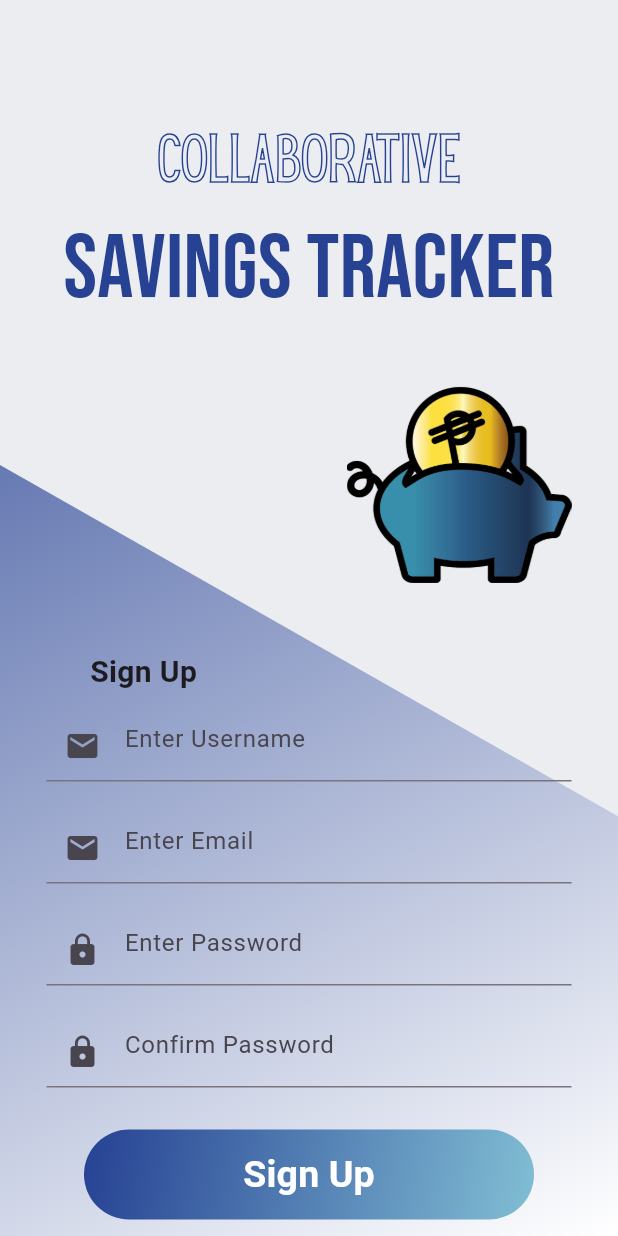
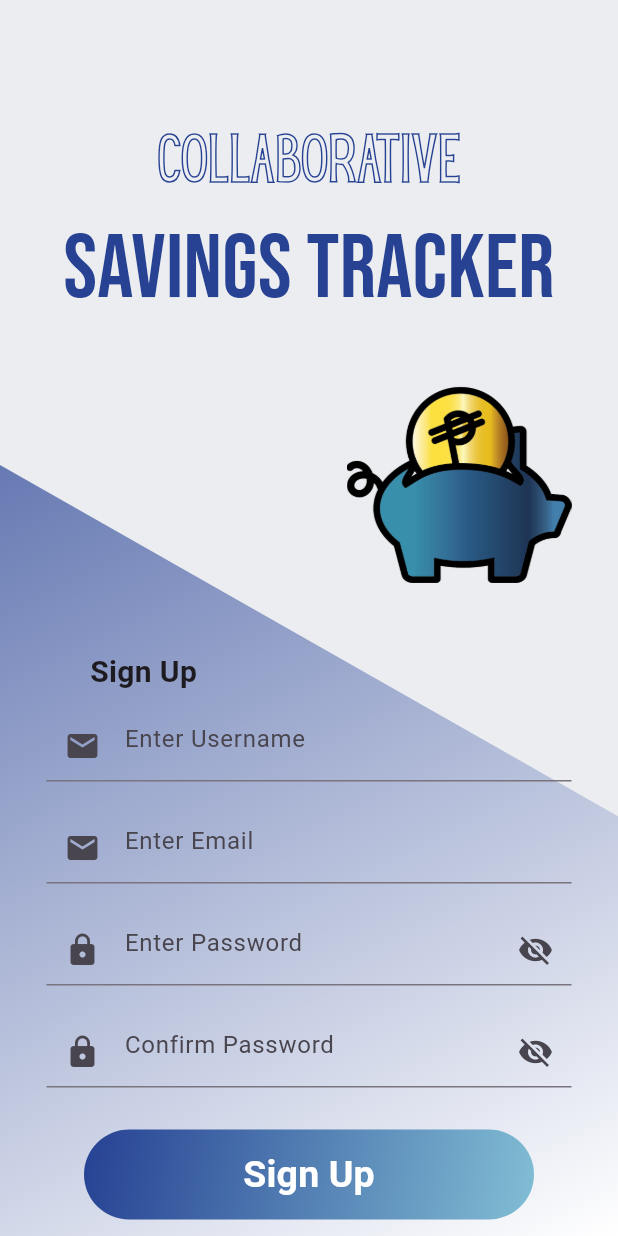
Before and after one commit to ronfrancisco24/Pennywise_Savings-Tracker, a Flutter app: the SignUpPage screen opened directly, on a phone screen of 412 x 824 dp. Run offline on Flutter 3.47's test engine with Material 3 defaults, Android fonts, the phone set to English and light mode, and no system bars; our stand-ins replace cloud_firestore, firebase_auth, firebase_core, firebase_storage, flutter_pw_validator, image_cropper and 1 more; accounts and stored records are empty; network calls fail.

Commit message:
Sign Up Password Validation
Password validation and Show_Hide Password in Sign up

```diff
--- a/lib/authentication/sign_up.dart
+++ b/lib/authentication/sign_up.dart
@@ -2,6 +2,8 @@ import 'package:firebase_auth/firebase_auth.dart';
 import 'package:flutter/material.dart';
 import 'package:savings_2/authentication/sign_in.dart';
 import 'package:savings_2/widgets/rightTrianglePainter.dart';
+import 'package:flutter_pw_validator/flutter_pw_validator.dart';
+
 
 class SignUpPage extends StatefulWidget {
   @override
@@ -18,8 +20,13 @@ class _SignUpPageState extends State<SignUpPage> {
   final TextEditingController usernameController = TextEditingController();
   // final _formKey = GlobalKey<FormState>(); // identifies form widgets and allows validation.
 
+  bool isPasswordVisibility = false;               //Manages password visibility
+  bool isPasswordVisible = false;
+  bool isPasswordValid = false;                    //Validates the password input
+  String passwordError = '';
+
+
   Future<void> _registerUser() async {
-
     // if password doesnt equal to confirm password, show error
     if (passwordController.text != confirmPwController.text) {
       ScaffoldMessenger.of(context).showSnackBar(
@@ -165,7 +172,7 @@ class _SignUpPageState extends State<SignUpPage> {
                         width: 350,
                         child: TextField(
                           controller: passwordController,
-                          obscureText: true,
+                          obscureText: !isPasswordVisibility,
                           // Password Text Field
                           decoration: InputDecoration(
                             prefixIcon: Icon(Icons.lock),
@@ -173,21 +180,56 @@ class _SignUpPageState extends State<SignUpPage> {
                             border: UnderlineInputBorder(
                               borderSide: BorderSide(width: 5),
                             ),
+                            suffixIcon: IconButton(
+                                icon: Icon(
+                                  isPasswordVisibility
+                                      ? Icons.visibility
+                                      : Icons.visibility_off,
+                                ),
+                                onPressed: () {
+                                  setState(() {
+                                    isPasswordVisibility =
+                                    !isPasswordVisibility; // Toggle visibility
+                                  });
+                                },
+                            ),
                           ),
+                          onChanged: (value){
+                             _validatePassword(value);
+                          },
                         ),
                       ),
+                      if (passwordError.isNotEmpty)
+                        Padding(
+                          padding: const EdgeInsets.only(left: 37.0, right: 5.0, bottom: 1.0),
+                          child: Text(passwordError,
+                          style: TextStyle(color: Colors.red),),
+                        ),
                       SizedBox(height: 20),
                       Container(
                         width: 350,
                         child: TextField(
                           controller: confirmPwController,
-                          obscureText: true,
+                          obscureText: !isPasswordVisible ,
                           // Confirm Password Text Field
                           decoration: InputDecoration(
                             prefixIcon: Icon(Icons.lock),
                             hintText: 'Confirm Password',
                             border: UnderlineInputBorder(
                               borderSide: BorderSide(width: 5),
+                            ),
+                            suffixIcon: IconButton(
+                              icon: Icon(
+                                isPasswordVisible
+                                    ? Icons.visibility
+                                    : Icons.visibility_off,
+                              ),
+                              onPressed: () {
+                                setState(() {
+                                  isPasswordVisible =
+                                  !isPasswordVisible; // Toggle visibility
+                                });
+                              },
                             ),
                           ),
                         ),
@@ -279,9 +321,33 @@ class _SignUpPageState extends State<SignUpPage> {
           )
         ]),
       ),
+
     );
   }
-}
+  void _validatePassword(String password) {  //Conditions to set the validation of passwords
+    String error = '';
+
+    if (password.length < 6) {
+      error += 'Must be at least 6 characters long.\n';
+    }
+    if (!password.contains(RegExp(r'[A-Z]'))) {
+      error += 'Must have one uppercase letter.\n';
+    }
+    if (!password.contains(RegExp(r'[0-9]'))) {
+      error += 'Must have a number digit.\n';
+    }
+    if (!password.contains(RegExp(r'[!@#\$&*~]'))) {
+      error += 'Must have one special character.\n';
+    }
+
+    setState(() {
+      passwordError = error;
+      isPasswordValid = error.isEmpty;
+    });
+  }
+  }
+
+
 
 class RightTrianglePainter extends CustomPainter {
   @override
--- a/pubspec.yaml
+++ b/pubspec.yaml
@@ -41,6 +41,7 @@ dependencies:
   cloud_firestore: ^5.4.2
   image_cropper: ^8.0.2
   image_picker: ^1.1.2
+  flutter_pw_validator: ^1.6.0
 
 dev_dependencies:
   flutter_test:
```
Also changed, not shown: pubspec.lock.
